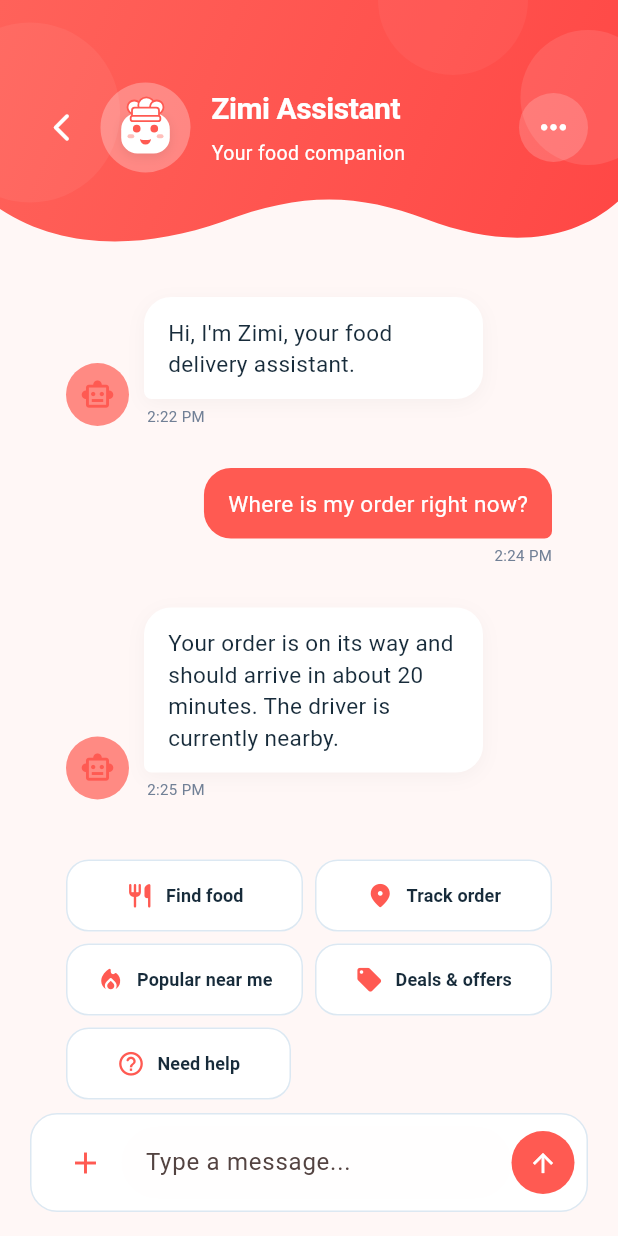
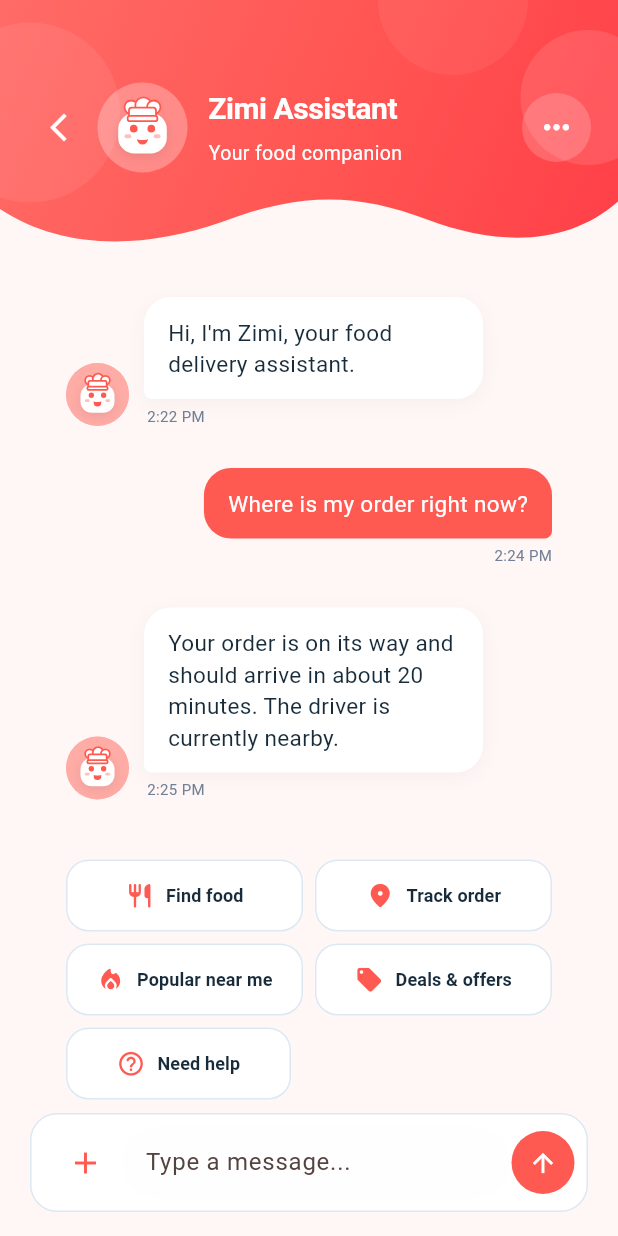
Before and after one commit to Gaelle-Akl/zimi_chat, a Flutter app: the screen it shows after launch, on a phone screen of 412 x 824 dp. Run offline on Flutter 3.47's test engine with Material 3 defaults, Android fonts, the phone set to English and light mode, and no system bars.

Commit message:
updated the chat bubble to have the Zimi Avatar, and the header's gradient

```diff
--- a/lib/features/chatbot/widgets/ai_message_bubble.dart
+++ b/lib/features/chatbot/widgets/ai_message_bubble.dart
@@ -1,5 +1,6 @@
 import 'package:flutter/material.dart';
 import '../../../app/theme/app_colors.dart';
+import '../widgets/zimi_avatar.dart';
 
 class AiMessageBubble extends StatelessWidget {
   final String message;
@@ -30,10 +31,11 @@ class AiMessageBubble extends StatelessWidget {
               color: AppColors.primaryLight,
               shape: BoxShape.circle,
             ),
-            child: const Icon(
-              Icons.smart_toy_outlined,
-              color: AppColors.primary,
-              size: 23,
+          child: ClipOval(
+              child: ZimiAvatar(
+
+                size: 42,
+              ),
             ),
           ),
 
--- a/lib/features/chatbot/widgets/chat_header.dart
+++ b/lib/features/chatbot/widgets/chat_header.dart
@@ -1,6 +1,6 @@
 import 'package:flutter/material.dart';
-import "../../../app/theme/app_colors.dart";
 
+import '../../../app/theme/app_colors.dart';
 import '../widgets/zimi_avatar.dart';
 
 class ChatHeader extends StatelessWidget {
@@ -10,23 +10,23 @@ class ChatHeader extends StatelessWidget {
   Widget build(BuildContext context) {
     return ClipPath(
       clipper: HeaderWaveClipper(),
-
       child: Container(
         height: 170,
         width: double.infinity,
 
+        // More visible Zimi coral gradient
         decoration: const BoxDecoration(
           gradient: LinearGradient(
             begin: Alignment.topLeft,
             end: Alignment.bottomRight,
-
             colors: [
-              Color(0xFFFF625A),
-              Color(0xFFFF4745),
+              Color(0xFFFF6B67),
+              Color(0xFFFF5552),
+              Color(0xFFFF3F48),
             ],
-
             stops: [
               0.0,
+              0.55,
               1.0,
             ],
           ),
@@ -34,15 +34,18 @@ class ChatHeader extends StatelessWidget {
 
         child: Stack(
           children: [
+            // ─────────────────────────────
+            // Decorative circles
+            // ─────────────────────────────
+
             Positioned(
               left: -40,
               top: 15,
               child: Container(
                 width: 120,
                 height: 120,
-
                 decoration: BoxDecoration(
-                  color: Colors.white.withOpacity(0.055),
+                  color: Colors.white.withOpacity(0.07),
                   shape: BoxShape.circle,
                 ),
               ),
@@ -54,9 +57,8 @@ class ChatHeader extends StatelessWidget {
               child: Container(
                 width: 100,
                 height: 100,
-
                 decoration: BoxDecoration(
-                  color: Colors.white.withOpacity(0.045),
+                  color: Colors.white.withOpacity(0.06),
                   shape: BoxShape.circle,
                 ),
               ),
@@ -68,39 +70,41 @@ class ChatHeader extends StatelessWidget {
               child: Container(
                 width: 90,
                 height: 90,
-
                 decoration: BoxDecoration(
-                  color: Colors.white.withOpacity(0.10),
+                  color: Colors.white.withOpacity(0.11),
                   shape: BoxShape.circle,
                 ),
               ),
             ),
 
+            // ─────────────────────────────
+            // Header content
+            // ─────────────────────────────
 
             SafeArea(
               bottom: false,
-
               child: Padding(
                 padding: const EdgeInsets.symmetric(
-                  horizontal: 20,
+                  horizontal: 18,
                   vertical: 10,
                 ),
-
                 child: Row(
                   crossAxisAlignment: CrossAxisAlignment.center,
+                  children: [
+                    // ─────────────────────
+                    // BACK BUTTON
+                    // ─────────────────────
 
-                  children: [
                     SizedBox(
                       width: 42,
                       height: 48,
-
                       child: IconButton(
                         padding: EdgeInsets.zero,
-
-                        onPressed: () {},
-
+                        onPressed: () {
+                          Navigator.of(context).maybePop();
+                        },
                         icon: const Icon(
-                          Icons.arrow_back_ios_new_rounded,
+                          Icons.arrow_back_ios_new,
                           color: Colors.white,
                           size: 22,
                         ),
@@ -109,22 +113,27 @@ class ChatHeader extends StatelessWidget {
 
                     const SizedBox(width: 5),
 
-                    // Zimi
+                    // ─────────────────────
+                    // CUSTOM ZIMI AVATAR
+                    // ─────────────────────
+
                     const ZimiAvatar(
                       size: 60,
                     ),
 
                     const SizedBox(width: 14),
 
+                    // ─────────────────────
+                    // TITLE
+                    // ─────────────────────
+
                     const Expanded(
                       child: Column(
                         mainAxisAlignment: MainAxisAlignment.center,
                         crossAxisAlignment: CrossAxisAlignment.start,
-
                         children: [
                           Text(
                             'Zimi Assistant',
-
                             style: TextStyle(
                               color: Colors.white,
                               fontSize: 20,
@@ -132,12 +141,9 @@ class ChatHeader extends StatelessWidget {
                               letterSpacing: -0.3,
                             ),
                           ),
-
                           SizedBox(height: 5),
-
                           Text(
                             'Your food companion',
-
                             style: TextStyle(
                               color: Colors.white,
                               fontSize: 13,
@@ -148,20 +154,67 @@ class ChatHeader extends StatelessWidget {
                       ),
                     ),
 
+                    // ─────────────────────
+                    // THREE-DOT MENU
+                    // ─────────────────────
 
                     Container(
                       width: 46,
                       height: 46,
-
                       decoration: BoxDecoration(
                         color: Colors.white.withOpacity(0.18),
                         shape: BoxShape.circle,
                       ),
+                      child: PopupMenuButton<String>(
+                        padding: EdgeInsets.zero,
+                        tooltip: 'More options',
+                        icon: const Icon(
+                          Icons.more_horiz_rounded,
+                          color: Colors.white,
+                          size: 25,
+                        ),
+                        shape: RoundedRectangleBorder(
+                          borderRadius: BorderRadius.circular(14),
+                        ),
+                        onSelected: (value) {
+                          switch (value) {
+                            case 'clear':
+                              debugPrint('Clear chat selected');
+                              break;
 
-                      child: const Icon(
-                        Icons.more_horiz_rounded,
-                        color: Colors.white,
-                        size: 25,
+                            case 'help':
+                              debugPrint('Help selected');
+                              break;
+                          }
+                        },
+                        itemBuilder: (context) => const [
+                          PopupMenuItem<String>(
+                            value: 'clear',
+                            child: Row(
+                              children: [
+                                Icon(
+                                  Icons.delete_outline,
+                                  size: 20,
+                                ),
+                                SizedBox(width: 10),
+                                Text('Clear chat'),
+                              ],
+                            ),
+                          ),
+                          PopupMenuItem<String>(
+                            value: 'help',
+                            child: Row(
+                              children: [
+                                Icon(
+                                  Icons.help_outline,
+                                  size: 20,
+                                ),
+                                SizedBox(width: 10),
+                                Text('Help'),
+                              ],
+                            ),
+                          ),
+                        ],
                       ),
                     ),
                   ],
@@ -175,6 +228,9 @@ class ChatHeader extends StatelessWidget {
   }
 }
 
+// ─────────────────────────────────────
+// HEADER WAVE
+// ─────────────────────────────────────
 
 class HeaderWaveClipper extends CustomClipper<Path> {
   @override
```
